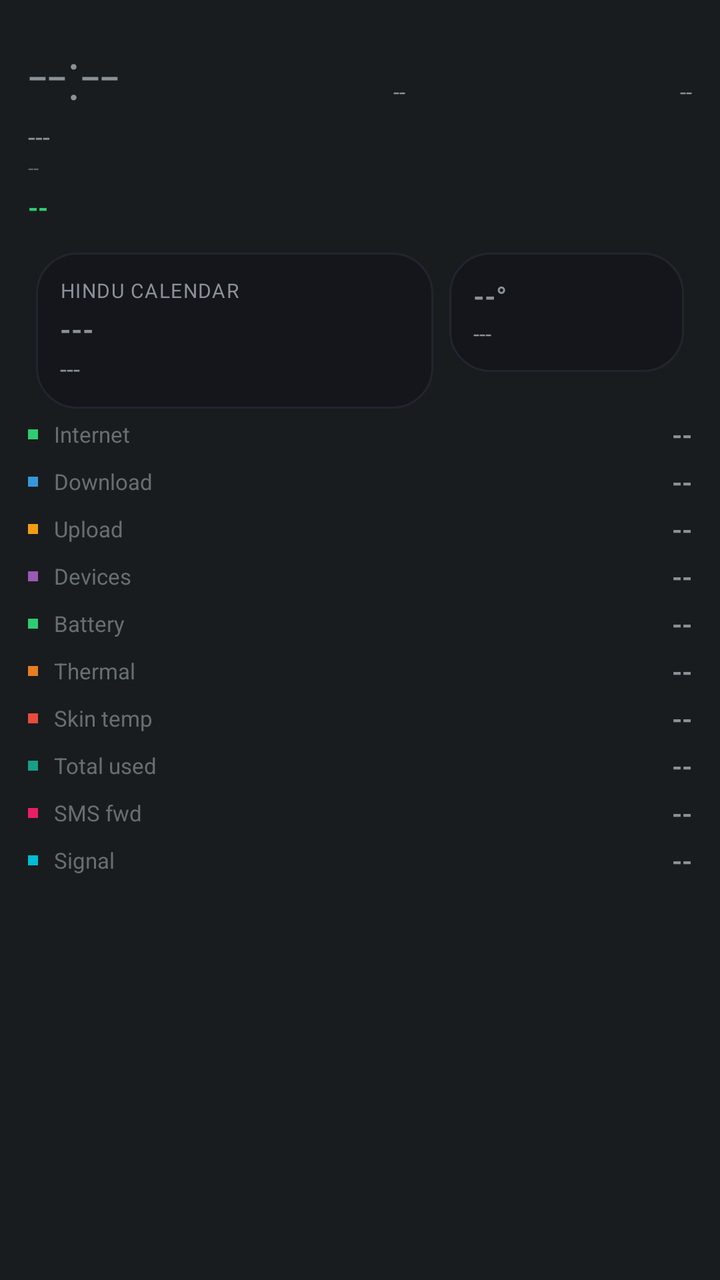
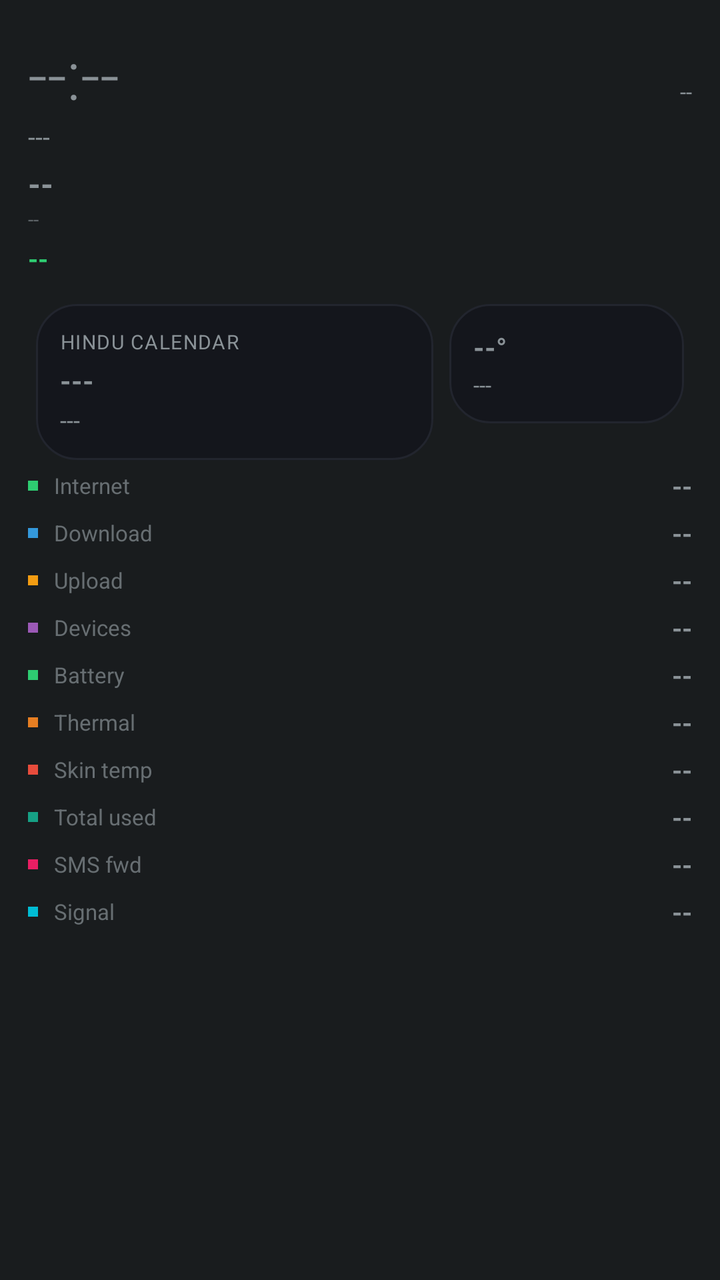

Before-and-after screenshots of an Android layout around one commit, followed by the original layout XML and the change that was made.
<!-- AndroidManifest.xml: application theme android:Theme.DeviceDefault.NoActionBar -->
<!-- res/layout/aod_layout_oneui_compact.xml -->
<?xml version="1.0" encoding="utf-8"?>
<LinearLayout xmlns:android="http://schemas.android.com/apk/res/android"
    android:id="@+id/bg_root"
    android:layout_width="match_parent"
    android:layout_height="match_parent"
    android:orientation="vertical"
    android:padding="14dp">

    <LinearLayout
        android:layout_width="match_parent"
        android:layout_height="wrap_content"
        android:orientation="horizontal">
        <TextView android:id="@+id/clock" android:layout_width="wrap_content" android:layout_height="wrap_content"
            android:textSize="34sp" android:fontFamily="sans-serif-light" android:text="--:--" />
        <TextView android:id="@+id/net_type_badge" android:layout_width="0dp" android:layout_height="wrap_content" android:layout_weight="1"
            android:layout_gravity="top" android:gravity="end" android:textSize="11sp" android:text="--" />
        <TextView android:id="@+id/akd_badge" android:layout_width="0dp" android:layout_height="wrap_content" android:layout_weight="1"
            android:layout_gravity="top" android:gravity="end" android:textSize="11sp" android:text="--" />
    </LinearLayout>
    <TextView android:id="@+id/date" android:layout_width="wrap_content" android:layout_height="wrap_content" android:textSize="13sp" android:text="---" />
    <TextView android:id="@+id/perf_badge" android:layout_width="wrap_content" android:layout_height="wrap_content" android:textSize="10sp" android:alpha="0.6" android:text="--" />
    <TextView android:id="@+id/health_badge" android:layout_width="wrap_content" android:layout_height="wrap_content" android:layout_marginTop="4dp"
        android:textAllCaps="true" android:textStyle="bold" android:textSize="13sp" android:textColor="#2ecc71" android:text="--" />
    <TextView android:id="@+id/muhurat_badge" android:layout_width="wrap_content" android:layout_height="wrap_content" android:textSize="11sp" android:textStyle="bold" android:visibility="gone" android:text="--" />

    <LinearLayout android:layout_width="match_parent" android:layout_height="wrap_content" android:orientation="horizontal" android:layout_marginTop="10dp">
        <LinearLayout android:id="@+id/panchang_card" android:layout_width="0dp" android:layout_height="wrap_content" android:layout_weight="1.7" android:layout_margin="4dp"
            android:background="@drawable/bg_card" android:orientation="vertical" android:gravity="center_vertical" android:padding="12dp">
            <TextView android:id="@+id/panchang_header" android:layout_width="wrap_content" android:layout_height="wrap_content" android:textSize="10sp" android:textAllCaps="true" android:letterSpacing="0.05" android:text="Hindu calendar" />
            <TextView android:id="@+id/panchang_tithi" android:layout_width="match_parent" android:layout_height="wrap_content" android:layout_marginTop="3dp" android:textStyle="bold" android:maxLines="1" android:autoSizeTextType="uniform" android:autoSizeMinTextSize="13sp" android:autoSizeMaxTextSize="18sp" android:text="---" />
            <TextView android:id="@+id/panchang_nakshatra" android:layout_width="match_parent" android:layout_height="wrap_content" android:layout_marginTop="2dp" android:textSize="12sp" android:maxLines="1" android:ellipsize="end" android:text="---" />
        </LinearLayout>
        <LinearLayout android:id="@+id/weather_card" android:layout_width="0dp" android:layout_height="wrap_content" android:layout_weight="1" android:layout_margin="4dp"
            android:background="@drawable/bg_card" android:orientation="vertical" android:gravity="center_vertical" android:padding="12dp">
            <TextView android:id="@+id/weather_temp" android:layout_width="match_parent" android:layout_height="wrap_content" android:textStyle="bold" android:maxLines="1" android:autoSizeTextType="uniform" android:autoSizeMinTextSize="14sp" android:autoSizeMaxTextSize="20sp" android:text="--°" />
            <TextView android:id="@+id/weather_condition" android:layout_width="match_parent" android:layout_height="wrap_content" android:layout_marginTop="2dp" android:textSize="11sp" android:maxLines="2" android:text="---" />
        </LinearLayout>
    </LinearLayout>
    <LinearLayout android:id="@+id/row8" android:layout_width="match_parent" android:layout_height="wrap_content" android:orientation="horizontal" android:gravity="center_vertical" android:layout_marginBottom="6dp">
        <View android:layout_width="5dp" android:layout_height="5dp" android:layout_marginEnd="8dp" android:background="#2ecc71" />
        <TextView android:id="@+id/stat_label" android:layout_width="0dp" android:layout_weight="1" android:layout_height="wrap_content" android:textSize="11sp" android:alpha="0.7" android:text="Internet" />
        <TextView android:id="@+id/stat_value" android:layout_width="wrap_content" android:layout_height="wrap_content" android:textStyle="bold" android:textSize="13sp" android:text="--" />
    </LinearLayout>
    <LinearLayout android:id="@+id/row0" android:layout_width="match_parent" android:layout_height="wrap_content" android:orientation="horizontal" android:gravity="center_vertical" android:layout_marginBottom="6dp">
        <View android:layout_width="5dp" android:layout_height="5dp" android:layout_marginEnd="8dp" android:background="#3498db" />
        <TextView android:id="@+id/stat_label" android:layout_width="0dp" android:layout_weight="1" android:layout_height="wrap_content" android:textSize="11sp" android:alpha="0.7" android:text="Download" />
        <TextView android:id="@+id/stat_value" android:layout_width="wrap_content" android:layout_height="wrap_content" android:textStyle="bold" android:textSize="13sp" android:text="--" />
    </LinearLayout>
    <LinearLayout android:id="@+id/row1" android:layout_width="match_parent" android:layout_height="wrap_content" android:orientation="horizontal" android:gravity="center_vertical" android:layout_marginBottom="6dp">
        <View android:layout_width="5dp" android:layout_height="5dp" android:layout_marginEnd="8dp" android:background="#f39c12" />
        <TextView android:id="@+id/stat_label" android:layout_width="0dp" android:layout_weight="1" android:layout_height="wrap_content" android:textSize="11sp" android:alpha="0.7" android:text="Upload" />
        <TextView android:id="@+id/stat_value" android:layout_width="wrap_content" android:layout_height="wrap_content" android:textStyle="bold" android:textSize="13sp" android:text="--" />
    </LinearLayout>
    <LinearLayout android:id="@+id/row2" android:layout_width="match_parent" android:layout_height="wrap_content" android:orientation="horizontal" android:gravity="center_vertical" android:layout_marginBottom="6dp">
        <View android:layout_width="5dp" android:layout_height="5dp" android:layout_marginEnd="8dp" android:background="#9b59b6" />
        <TextView android:id="@+id/stat_label" android:layout_width="0dp" android:layout_weight="1" android:layout_height="wrap_content" android:textSize="11sp" android:alpha="0.7" android:text="Devices" />
        <TextView android:id="@+id/stat_value" android:layout_width="wrap_content" android:layout_height="wrap_content" android:textStyle="bold" android:textSize="13sp" android:text="--" />
    </LinearLayout>
    <LinearLayout android:id="@+id/row4" android:layout_width="match_parent" android:layout_height="wrap_content" android:orientation="horizontal" android:gravity="center_vertical" android:layout_marginBottom="6dp">
        <View android:layout_width="5dp" android:layout_height="5dp" android:layout_marginEnd="8dp" android:background="#2ecc71" />
        <TextView android:id="@+id/stat_label" android:layout_width="0dp" android:layout_weight="1" android:layout_height="wrap_content" android:textSize="11sp" android:alpha="0.7" android:text="Battery" />
        <TextView android:id="@+id/stat_value" android:layout_width="wrap_content" android:layout_height="wrap_content" android:textStyle="bold" android:textSize="13sp" android:text="--" />
    </LinearLayout>
    <LinearLayout android:id="@+id/row5" android:layout_width="match_parent" android:layout_height="wrap_content" android:orientation="horizontal" android:gravity="center_vertical" android:layout_marginBottom="6dp">
        <View android:layout_width="5dp" android:layout_height="5dp" android:layout_marginEnd="8dp" android:background="#e67e22" />
        <TextView android:id="@+id/stat_label" android:layout_width="0dp" android:layout_weight="1" android:layout_height="wrap_content" android:textSize="11sp" android:alpha="0.7" android:text="Thermal" />
        <TextView android:id="@+id/stat_value" android:layout_width="wrap_content" android:layout_height="wrap_content" android:textStyle="bold" android:textSize="13sp" android:text="--" />
    </LinearLayout>
    <LinearLayout android:id="@+id/row6" android:layout_width="match_parent" android:layout_height="wrap_content" android:orientation="horizontal" android:gravity="center_vertical" android:layout_marginBottom="6dp">
        <View android:layout_width="5dp" android:layout_height="5dp" android:layout_marginEnd="8dp" android:background="#e74c3c" />
        <TextView android:id="@+id/stat_label" android:layout_width="0dp" android:layout_weight="1" android:layout_height="wrap_content" android:textSize="11sp" android:alpha="0.7" android:text="Skin temp" />
        <TextView android:id="@+id/stat_value" android:layout_width="wrap_content" android:layout_height="wrap_content" android:textStyle="bold" android:textSize="13sp" android:text="--" />
    </LinearLayout>
    <LinearLayout android:id="@+id/row3" android:layout_width="match_parent" android:layout_height="wrap_content" android:orientation="horizontal" android:gravity="center_vertical" android:layout_marginBottom="6dp">
        <View android:layout_width="5dp" android:layout_height="5dp" android:layout_marginEnd="8dp" android:background="#16a085" />
        <TextView android:id="@+id/stat_label" android:layout_width="0dp" android:layout_weight="1" android:layout_height="wrap_content" android:textSize="11sp" android:alpha="0.7" android:text="Total used" />
        <TextView android:id="@+id/stat_value" android:layout_width="wrap_content" android:layout_height="wrap_content" android:textStyle="bold" android:textSize="13sp" android:text="--" />
    </LinearLayout>
    <LinearLayout android:id="@+id/row7" android:layout_width="match_parent" android:layout_height="wrap_content" android:orientation="horizontal" android:gravity="center_vertical" android:layout_marginBottom="6dp">
        <View android:layout_width="5dp" android:layout_height="5dp" android:layout_marginEnd="8dp" android:background="#e91e63" />
        <TextView android:id="@+id/stat_label" android:layout_width="0dp" android:layout_weight="1" android:layout_height="wrap_content" android:textSize="11sp" android:alpha="0.7" android:text="SMS fwd" />
        <TextView android:id="@+id/stat_value" android:layout_width="wrap_content" android:layout_height="wrap_content" android:textStyle="bold" android:textSize="13sp" android:text="--" />
    </LinearLayout>
    <LinearLayout android:id="@+id/row9" android:layout_width="match_parent" android:layout_height="wrap_content" android:orientation="horizontal" android:gravity="center_vertical">
        <View android:layout_width="5dp" android:layout_height="5dp" android:layout_marginEnd="8dp" android:background="#00bcd4" />
        <TextView android:id="@+id/stat_label" android:layout_width="0dp" android:layout_weight="1" android:layout_height="wrap_content" android:textSize="11sp" android:alpha="0.7" android:text="Signal" />
        <TextView android:id="@+id/stat_value" android:layout_width="wrap_content" android:layout_height="wrap_content" android:textStyle="bold" android:textSize="13sp" android:text="--" />
    </LinearLayout>

</LinearLayout>
<!-- resources referenced by this layout -->
<resources>
  <!-- drawable bg_card (drawable) -->
  <?xml version="1.0" encoding="utf-8"?>
  <shape xmlns:android="http://schemas.android.com/apk/res/android">
      <solid android:color="#14161C" />
      <corners android:radius="20dp" />
      <stroke android:width="1dp" android:color="#22252E" />
  </shape>
</resources>

<!-- the commit's change to res/layout/aod_layout_oneui_compact.xml (unified diff, before → after) -->
@@ -14,10 +14,9 @@
             android:textSize="34sp" android:fontFamily="sans-serif-light" android:text="--:--" />
         <TextView android:id="@+id/net_type_badge" android:layout_width="0dp" android:layout_height="wrap_content" android:layout_weight="1"
             android:layout_gravity="top" android:gravity="end" android:textSize="11sp" android:text="--" />
-        <TextView android:id="@+id/akd_badge" android:layout_width="0dp" android:layout_height="wrap_content" android:layout_weight="1"
-            android:layout_gravity="top" android:gravity="end" android:textSize="11sp" android:text="--" />
-    </LinearLayout>
+        </LinearLayout>
     <TextView android:id="@+id/date" android:layout_width="wrap_content" android:layout_height="wrap_content" android:textSize="13sp" android:text="---" />
+<TextView android:id="@+id/akd_badge" android:layout_width="wrap_content" android:layout_height="wrap_content" android:layout_marginTop="4dp" android:textSize="16sp" android:textStyle="bold" android:text="--" />
     <TextView android:id="@+id/perf_badge" android:layout_width="wrap_content" android:layout_height="wrap_content" android:textSize="10sp" android:alpha="0.6" android:text="--" />
     <TextView android:id="@+id/health_badge" android:layout_width="wrap_content" android:layout_height="wrap_content" android:layout_marginTop="4dp"
         android:textAllCaps="true" android:textStyle="bold" android:textSize="13sp" android:textColor="#2ecc71" android:text="--" />
